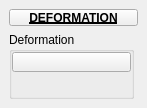
Qt form tentacle/ui/3/deformation.ui (m3trik/tentacle) before a commit.
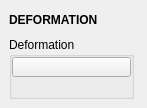
The same form after that commit. Custom widgets are drawn as their Qt base class.

Diff of the .ui file:
```diff
--- a/tentacle/ui/3/deformation.ui
+++ b/tentacle/ui/3/deformation.ui
@@ -40,32 +40,28 @@
   <widget class="QWidget" name="main_widget">
    <layout class="QVBoxLayout" name="verticalLayout_2">
     <item>
-     <widget class="PushButtonDraggable" name="draggable_header">
+     <widget class="Draggable_header" name="draggable_header">
       <property name="minimumSize">
        <size>
-        <width>19</width>
-        <height>17</height>
+        <width>0</width>
+        <height>22</height>
        </size>
       </property>
       <property name="maximumSize">
        <size>
-        <width>999</width>
-        <height>17</height>
+        <width>125</width>
+        <height>22</height>
        </size>
       </property>
       <property name="font">
        <font>
         <weight>75</weight>
         <bold>true</bold>
-        <underline>true</underline>
        </font>
       </property>
       <property name="text">
        <string>DEFORMATION</string>
       </property>
-      <property name="checkable">
-       <bool>true</bool>
-      </property>
      </widget>
     </item>
     <item>
@@ -162,16 +158,16 @@
   </widget>
  </widget>
  <customwidgets>
-  <customwidget>
-   <class>PushButtonDraggable</class>
-   <extends>QPushButton</extends>
-   <header>widgets.pushbuttondraggable.h</header>
-  </customwidget>
   <customwidget>
    <class>PushButton</class>
    <extends>QPushButton</extends>
    <header>widgets.pushbutton.h</header>
   </customwidget>
+  <customwidget>
+   <class>Draggable_header</class>
+   <extends>QLabel</extends>
+   <header>draggable_header.h</header>
+  </customwidget>
  </customwidgets>
  <resources/>
  <connections/>
```
